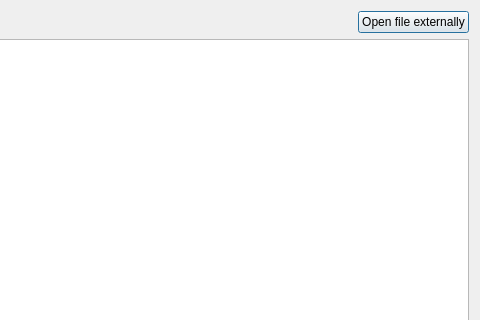
Old version of the form OTModules/wVerifyMap/Widgets/dlgfilepreview.ui in the repository pietr26/OMSI-Tools; both pictures show x 420 to 900 and y 0 to 320 of the 900 by 600 pixel window.
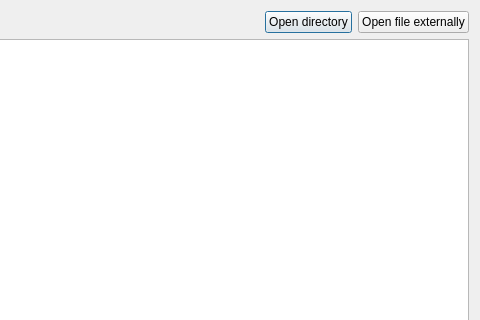
New version of the form.

Commit message: open directory button

What changed in the file:
```diff
--- a/OTModules/wVerifyMap/Widgets/dlgfilepreview.ui
+++ b/OTModules/wVerifyMap/Widgets/dlgfilepreview.ui
@@ -29,6 +29,13 @@
        </property>
       </spacer>
      </item>
+     <item>
+      <widget class="QPushButton" name="btnOpenDirectory">
+       <property name="text">
+        <string>Open directory</string>
+       </property>
+      </widget>
+     </item>
      <item>
       <widget class="QPushButton" name="btnOpenFile">
        <property name="text">
```
The commit also changes 3 other files.
